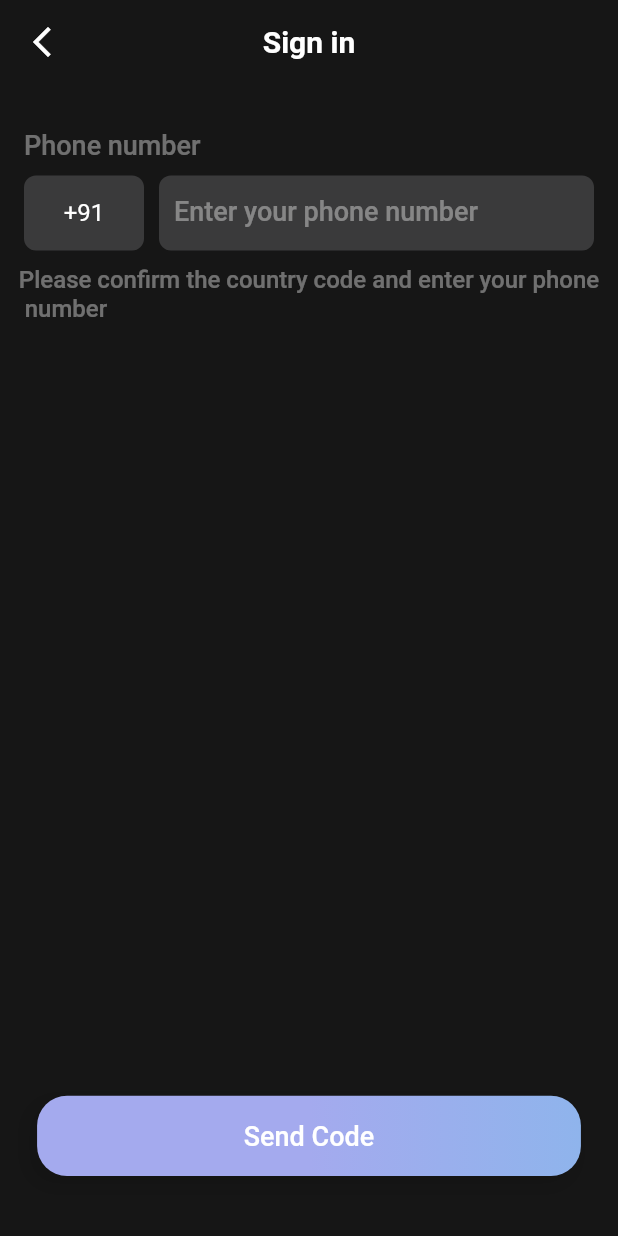
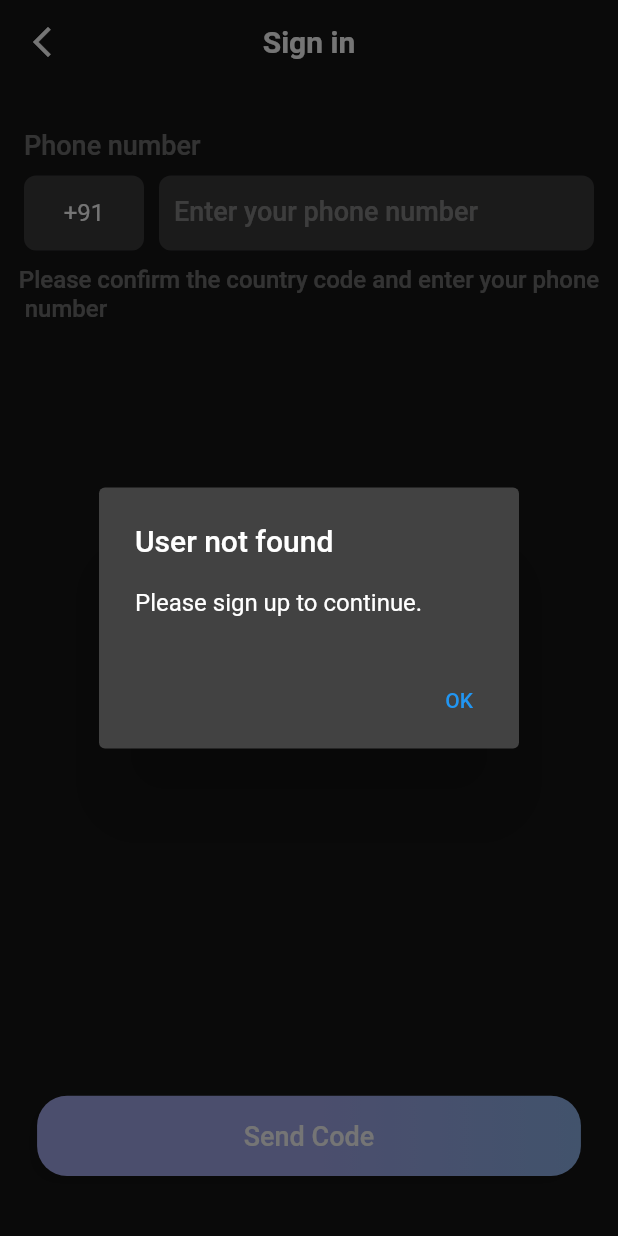
Before and after one commit to Auro-Project/auropay, a Flutter app: the LoginScreen screen opened by its route, after a tap on "Send Code", on a phone screen of 412 x 824 dp. Run offline on Flutter 3.47's test engine with Material 2 defaults, Android fonts, the phone set to English and light mode, and no system bars; our stand-ins replace charts_flutter, cloud_firestore, firebase_auth, firebase_core, flutter_svg, share_plus; accounts and stored records are empty; Roboto replaces fonts that are missing (SF Pro Display, SF-Pro-Display).

Commit message:
signyp screen

```diff
--- a/lib/view/pages/LoginScreens/LoginScreenD.dart
+++ b/lib/view/pages/LoginScreens/LoginScreenD.dart
@@ -10,6 +10,9 @@ import '../../widgets/Constants.dart';
 import '../../widgets/CustomAppBar.dart';
 import '../providers/theme_provider.dart';
 import 'ConfirmOTPScreenD.dart';
+import 'package:cloud_firestore/cloud_firestore.dart';
+import 'package:firebase_auth/firebase_auth.dart';
+
 
 class LoginScreen extends StatefulWidget {
   const LoginScreen({Key? key}) : super(key: key);
@@ -27,7 +30,7 @@ class _LoginScreenState extends State<LoginScreen> {
     phoneNumberController.dispose();
     super.dispose();
   }
-
+/*
   void sendOTP() async {
     String phoneNumber = phoneNumberController.text.trim();
     String fullPhoneNumber = '$countryCode$phoneNumber';
@@ -63,7 +66,69 @@ class _LoginScreenState extends State<LoginScreen> {
       timeout: const Duration(seconds: 60),
     );
   }
+*/
+  void sendOTP() async {
+    String phoneNumber = phoneNumberController.text.trim();
+    String fullPhoneNumber = '$countryCode$phoneNumber';
 
+    QuerySnapshot<Map<String, dynamic>> snapshot = await FirebaseFirestore.instance
+        .collection('users')
+        .where('phoneNumber', isEqualTo: fullPhoneNumber)
+        .get();
+
+    if (snapshot.size == 1) {
+      // User exists, send OTP
+      await FirebaseAuth.instance.verifyPhoneNumber(
+        phoneNumber: fullPhoneNumber,
+        verificationCompleted: (PhoneAuthCredential credential) {
+          // Auto-retrieval of verification code completed
+          // This callback is optional
+        },
+        verificationFailed: (FirebaseAuthException e) {
+          // Verification failed
+          if (kDebugMode) {
+            print('Verification Failed: ${e.message}');
+          }
+        },
+        codeSent: (String verificationId, int? resendToken) {
+          // Navigate to the ConfirmOTPScreen
+          Navigator.push(
+            context,
+            MaterialPageRoute(
+              builder: (context) => ConfirmOTPScreen(
+                phoneNumber: phoneNumber,
+                countryCode: countryCode,
+                verificationId: verificationId,
+              ),
+            ),
+          );
+        },
+        codeAutoRetrievalTimeout: (String verificationId) {
+          // Code auto-retrieval timed out
+        },
+        timeout: const Duration(seconds: 60),
+      );
+    } else {
+      // User does not exist, show error message or navigate to sign up screen
+      showDialog(
+        context: context,
+        builder: (BuildContext context) {
+          return AlertDialog(
+            title: const Text('User not found'),
+            content: const Text('Please sign up to continue.'),
+            actions: <Widget>[
+              TextButton(
+                child: const Text('OK'),
+                onPressed: () {
+                  Navigator.of(context).pop();
+                },
+              ),
+            ],
+          );
+        },
+      );
+    }
+  }
   @override
   Widget build(BuildContext context) {
     final themeProvider = Provider.of<ThemeProvider>(context);
--- a/pubspec.yaml
+++ b/pubspec.yaml
@@ -19,6 +19,7 @@ dependencies:
   intl: ^0.17.0
   firebase_auth: ^4.6.2
   firebase_core: ^2.13.1
+  cloud_firestore: ^4.8.0
 
 
 dev_dependencies:
```
Also changed, not shown: pubspec.lock, 1 other file.
